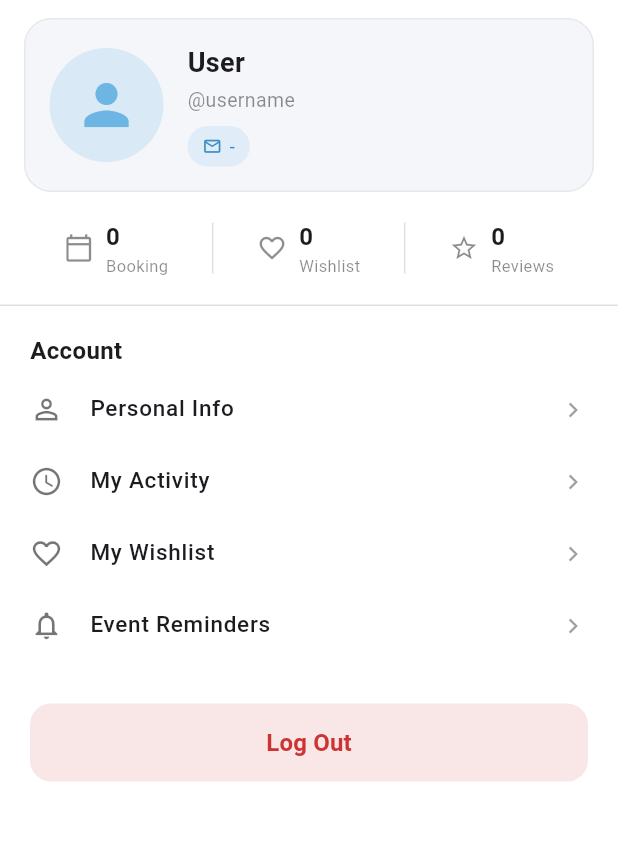
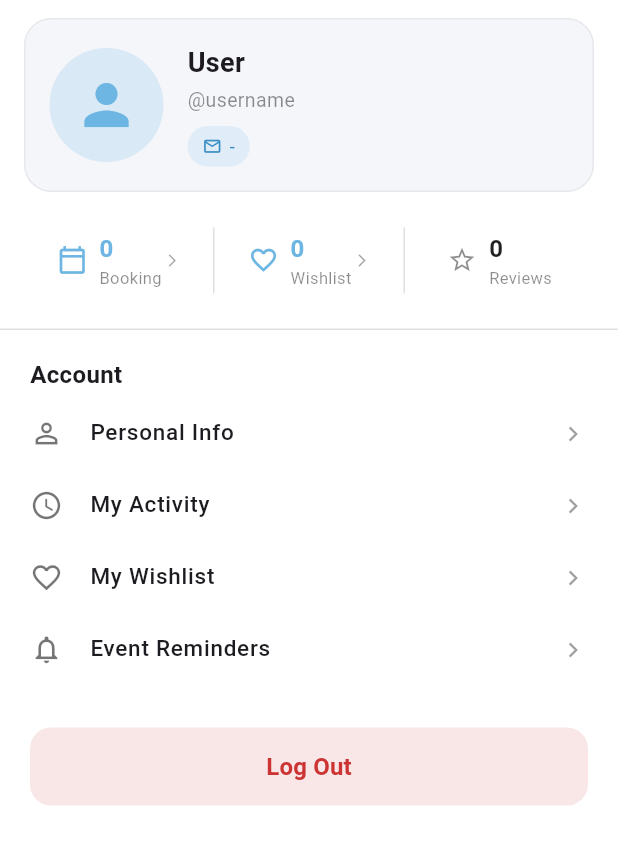
Before and after one commit to Nazlanyusuf/Final_Project_MHS_Group11, a Flutter app: the ProfilePage screen opened directly, after a tap on "My Activity", on a phone screen of 412 x 824 dp. Shown: the top 844 px of the screen. Run offline on Flutter 3.47's test engine with Material 3 defaults, Android fonts, the phone set to English and light mode, and no system bars; our stand-ins replace flutter_local_notifications, shared_preferences, timezone; accounts and stored records are empty; network calls fail; Roboto replaces fonts that are missing (Poppins).

Commit message:
General Update

```diff
--- a/lib/pages/profile/profile_page.dart
+++ b/lib/pages/profile/profile_page.dart
@@ -3,6 +3,8 @@ import '../auth/login_page.dart';
 import '../reminders/event_reminders_page.dart';
 import 'package:final_project_mhs/widgets/guest_view.dart';
 import 'package:final_project_mhs/services/auth_service.dart';
+import 'package:final_project_mhs/services/booking_service.dart';
+import 'package:final_project_mhs/services/wishlist_service.dart';
 import 'personal_info_page.dart';
 
 class ProfilePage extends StatefulWidget {
@@ -21,6 +23,10 @@ class _ProfilePageState extends State<ProfilePage> {
   bool _isLoggedIn = false;
   bool _isLoading = true;
 
+  int _bookingCount  = 0;
+  int _wishlistCount = 0;
+  int _reviewCount   = 0;
+
   @override
   void initState() {
     super.initState();
@@ -34,15 +40,40 @@ class _ProfilePageState extends State<ProfilePage> {
       setState(() { _isLoggedIn = false; _isLoading = false; });
       return;
     }
-    final user = await AuthService.getUser();
+    final userFuture      = AuthService.getUser();
+    final bookingFuture   = BookingService.getBookings();
+    final wishlistFuture  = WishlistService.getWishlist();
+    final user      = await userFuture;
+    final bookings  = await bookingFuture;
+    final wishlist  = await wishlistFuture;
     if (mounted) {
-      setState(() { _user = user; _isLoggedIn = true; _isLoading = false; });
+      setState(() {
+        _user          = user;
+        _bookingCount  = bookings.length;
+        _wishlistCount = wishlist.length;
+        _reviewCount   = 0;
+        _isLoggedIn    = true;
+        _isLoading     = false;
+      });
     }
   }
 
   Future<void> _loadUser() async {
     final user = await AuthService.getUser();
     if (mounted) setState(() => _user = user);
+  }
+
+  Future<void> _reloadStats() async {
+    final bookingF  = BookingService.getBookings();
+    final wishlistF = WishlistService.getWishlist();
+    final bookings  = await bookingF;
+    final wishlist  = await wishlistF;
+    if (mounted) {
+      setState(() {
+        _bookingCount  = bookings.length;
+        _wishlistCount = wishlist.length;
+      });
+    }
   }
 
   String get _displayName => _user?['name'] ?? _user?['username'] ?? 'User';
@@ -66,7 +97,14 @@ class _ProfilePageState extends State<ProfilePage> {
     return Scaffold(
       backgroundColor: Colors.white,
       body: SafeArea(
+        child: RefreshIndicator(
+          color: _blue,
+          onRefresh: () async {
+            await _loadUser();
+            await _reloadStats();
+          },
           child: SingleChildScrollView(
+            physics: const AlwaysScrollableScrollPhysics(),
             child: Column(
               crossAxisAlignment: CrossAxisAlignment.start,
               children: [
@@ -142,15 +180,40 @@ class _ProfilePageState extends State<ProfilePage> {
                 // ── Stats row ─────────────────────────────────────────
                 Padding(
                   padding: const EdgeInsets.symmetric(
-                    horizontal: 28, vertical: 18),
+                      horizontal: 16, vertical: 18),
                   child: Row(
-                  mainAxisAlignment: MainAxisAlignment.spaceAround,
                     children: [
-                    _stat(Icons.calendar_today_outlined, '0', 'Booking'),
-                    Container(width: 1, height: 34, color: Colors.black12),
-                    _stat(Icons.favorite_border, '0', 'Wishlist'),
-                    Container(width: 1, height: 34, color: Colors.black12),
-                    _stat(Icons.star_border_outlined, '0', 'Reviews'),
+                      Expanded(
+                        child: _statTile(
+                          icon: Icons.calendar_today_outlined,
+                          value: _bookingCount.toString(),
+                          label: 'Booking',
+                          onTap: () {
+                            widget.onTabChange?.call(2);
+                            _reloadStats();
+                          },
+                        ),
+                      ),
+                      Container(width: 1, height: 44, color: Colors.black12),
+                      Expanded(
+                        child: _statTile(
+                          icon: Icons.favorite_border,
+                          value: _wishlistCount.toString(),
+                          label: 'Wishlist',
+                          onTap: () {
+                            widget.onTabChange?.call(1);
+                            _reloadStats();
+                          },
+                        ),
+                      ),
+                      Container(width: 1, height: 44, color: Colors.black12),
+                      Expanded(
+                        child: _statTile(
+                          icon: Icons.star_border_outlined,
+                          value: _reviewCount.toString(),
+                          label: 'Reviews',
+                        ),
+                      ),
                     ],
                   ),
                 ),
@@ -178,13 +241,19 @@ class _ProfilePageState extends State<ProfilePage> {
                   context,
                   Icons.access_time_rounded,
                   'My Activity',
-                onTap: () => widget.onTabChange?.call(2),
+                  onTap: () {
+                    widget.onTabChange?.call(2);
+                    _reloadStats();
+                  },
                 ),
                 _menuItem(
                   context,
                   Icons.favorite_border,
                   'My Wishlist',
-                onTap: () => widget.onTabChange?.call(1),
+                  onTap: () {
+                    widget.onTabChange?.call(1);
+                    _reloadStats();
+                  },
                 ),
                 _menuItem(
                   context,
@@ -238,6 +307,7 @@ class _ProfilePageState extends State<ProfilePage> {
             ),
           ),
         ),
+      ),
     );
   }
 
@@ -249,23 +319,50 @@ class _ProfilePageState extends State<ProfilePage> {
     );
   }
 
-  Widget _stat(IconData icon, String value, String label) {
-    return Row(
+  Widget _statTile({
+    required IconData icon,
+    required String value,
+    required String label,
+    VoidCallback? onTap,
+  }) {
+    final tappable = onTap != null;
+    return InkWell(
+      onTap: onTap,
+      borderRadius: BorderRadius.circular(12),
+      child: Padding(
+        padding: const EdgeInsets.symmetric(vertical: 8, horizontal: 4),
+        child: Row(
+          mainAxisAlignment: MainAxisAlignment.center,
           children: [
-        Icon(icon, size: 20, color: Colors.black45),
+            Icon(icon, size: 20,
+                color: tappable ? _blue : Colors.black45),
             const SizedBox(width: 8),
             Column(
               crossAxisAlignment: CrossAxisAlignment.start,
               children: [
-            Text(value,
+                Text(
+                  value,
+                  style: TextStyle(
+                    fontSize: 16,
+                    fontWeight: FontWeight.w700,
+                    color: tappable ? _blue : Colors.black87,
+                  ),
+                ),
+                Text(
+                  label,
                   style: const TextStyle(
-                    fontSize: 16, fontWeight: FontWeight.w700)),
-            Text(label,
-                style: const TextStyle(
-                    fontSize: 11, color: Colors.black45)),
+                      fontSize: 11, color: Colors.black45),
+                ),
               ],
             ),
+            if (tappable) ...[
+              const SizedBox(width: 2),
+              const Icon(Icons.arrow_forward_ios,
+                  size: 10, color: Colors.black38),
             ],
+          ],
+        ),
+      ),
     );
   }
 
```
Lines whose indentation alone changed are shown as unchanged.
